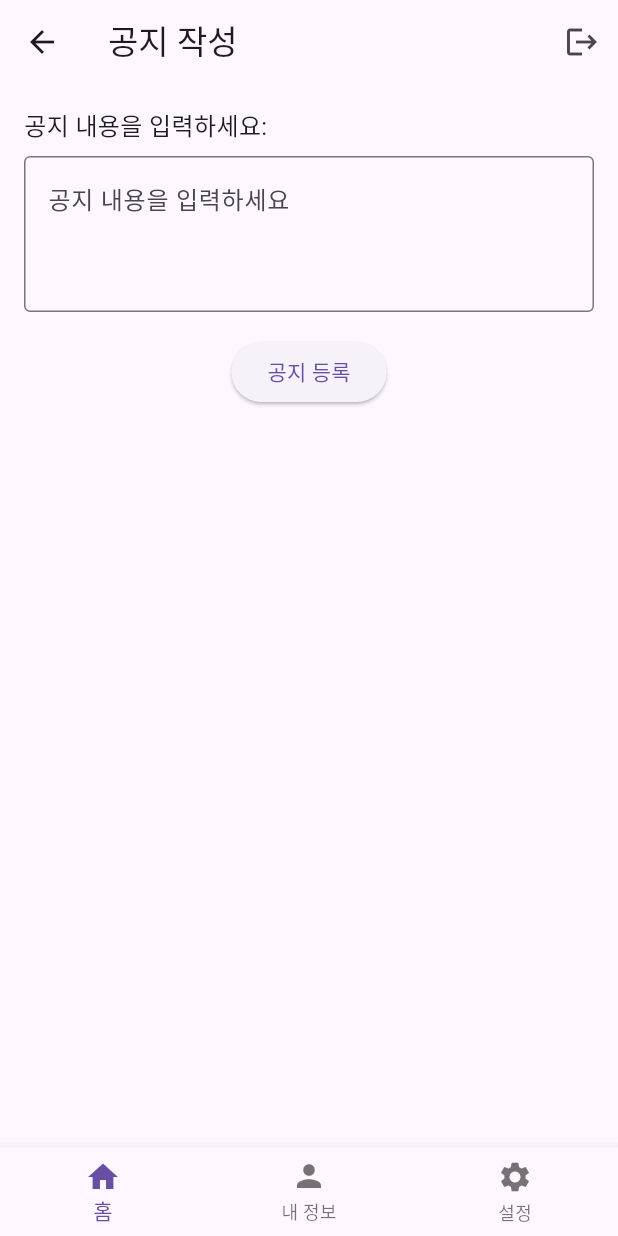
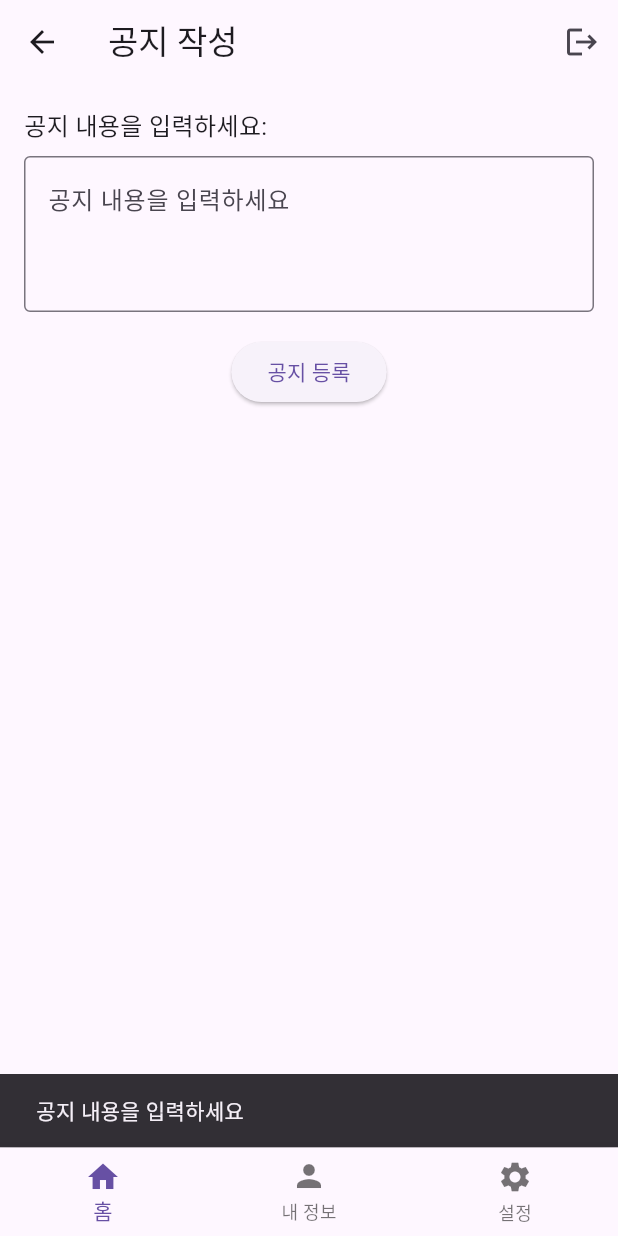
Before and after one commit to jaehee831/Madcamp-week4-FE, a Flutter app: the AdminNotice screen opened directly, after a tap on "공지 등록", on a phone screen of 412 x 824 dp. Run offline on Flutter 3.47's test engine with Material 3 defaults, Android fonts, the phone set to English and light mode, and no system bars; missing offline and left inert: kakao_flutter_sdk, mysql_client.

Commit message:
공지 추가

```diff
--- a/lib/admin/admin_notice.dart
+++ b/lib/admin/admin_notice.dart
@@ -1,4 +1,6 @@
 import 'package:flutter/material.dart';
+import 'package:http/http.dart' as http;
+import 'dart:convert';
 
 class AdminNotice extends StatelessWidget {
   const AdminNotice({super.key});
@@ -6,6 +8,37 @@ class AdminNotice extends StatelessWidget {
   @override
   Widget build(BuildContext context) {
     final TextEditingController _controller = TextEditingController();
+
+    Future<void> _updateNotice() async {
+      final noticeText = _controller.text;
+      if (noticeText.isEmpty) {
+        ScaffoldMessenger.of(context).showSnackBar(
+          const SnackBar(content: Text('공지 내용을 입력하세요')),
+        );
+        return;
+      }
+
+      final url = Uri.parse('http://143.248.191.173:3001/edit_notice');
+      final response = await http.put(
+        url,
+        headers: {'Content-Type': 'application/json'},
+        body: json.encode({
+          'content': noticeText,
+          'time': DateTime.now().toIso8601String(),
+          'idstores': 1,
+        }),
+      );
+
+      if (response.statusCode == 200) {
+        ScaffoldMessenger.of(context).showSnackBar(
+          const SnackBar(content: Text('공지 등록 완료')),
+        );
+      } else {
+        ScaffoldMessenger.of(context).showSnackBar(
+          const SnackBar(content: Text('공지 등록 실패')),
+        );
+      }
+    }
 
     return Scaffold(
       appBar: AppBar(
@@ -46,11 +79,7 @@ class AdminNotice extends StatelessWidget {
             const SizedBox(height: 16.0),
             Center(
               child: ElevatedButton(
-                onPressed: () {
-                  // 공지 등록 동작 추가
-                  final noticeText = _controller.text;
-                  // 공지 등록 로직 추가
-                },
+                onPressed: _updateNotice,
                 child: const Text('공지 등록'),
               ),
             ),
```
Also changed, not shown: lib/homepage.dart (+81 -5 lines), lib/main.dart (+6 -6 lines).
